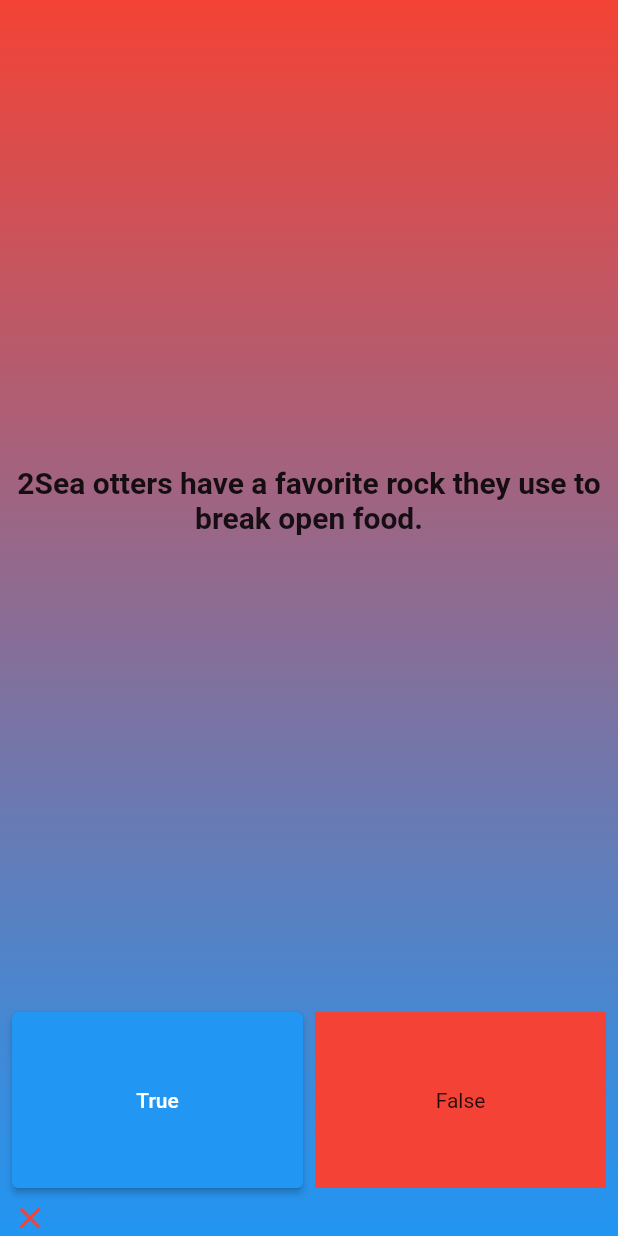
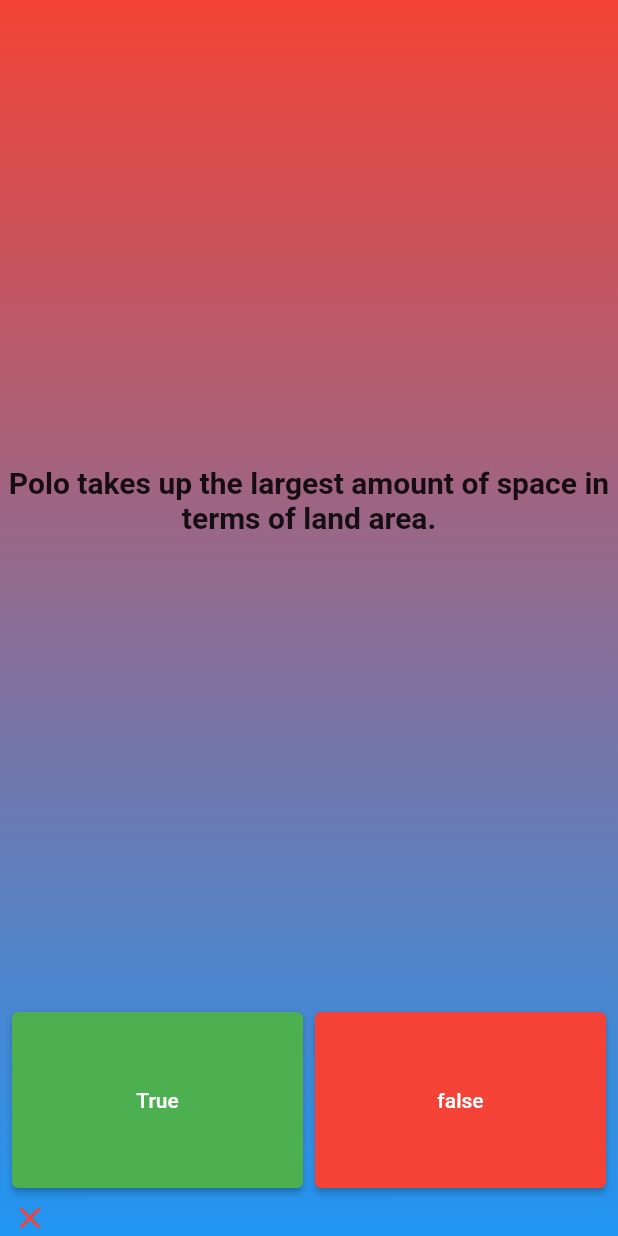
Before and after one commit to Mohammed-Rahma/quize_app, a Flutter app: the screen it shows after launch, after a tap on "True", on a phone screen of 412 x 824 dp. Run offline on Flutter 3.47's test engine with Material 2 defaults, Android fonts, the phone set to English and light mode, and no system bars; our stand-ins replace rflutter_alert.

Commit message:
final_version

```diff
--- a/lib/quiz.dart
+++ b/lib/quiz.dart
@@ -13,6 +13,7 @@ class _QuizState extends State<Quiz> {
   List<Widget> score = [];
   QuizBrain quizBrain = QuizBrain();
   int num = 0;
+  bool isEnable = true;
   Future<void> checkAnswer(bool userAnswer) async {
     bool correctAnswer = quizBrain.getAnswer();
     quizBrain.nextQuestion();
@@ -33,8 +34,9 @@ class _QuizState extends State<Quiz> {
       }
     });
     if (quizBrain.isFinished()) {
+      isEnable = false;
       quizBrain.restart();
-      await Future.delayed(const Duration(milliseconds: 500));
+      await Future.delayed(const Duration(milliseconds: 800));
       Alert(
         context: context,
         type: AlertType.success,
@@ -43,7 +45,10 @@ class _QuizState extends State<Quiz> {
             "Close-ended questions are questions that have predetermined answers",
         buttons: [
           DialogButton(
-            onPressed: () => Navigator.pop(context),
+            onPressed: () {
+              isEnable = true;
+              Navigator.pop(context);
+            },
             width: 120,
             child: const Text(
               "Try Aging",
@@ -57,6 +62,9 @@ class _QuizState extends State<Quiz> {
       });
     }
   }
+
+  final ButtonStyle style =
+      ElevatedButton.styleFrom(textStyle: const TextStyle(color: Colors.green));
 
   @override
   Widget build(BuildContext context) {
@@ -89,42 +97,25 @@ class _QuizState extends State<Quiz> {
                   children: [
                     Expanded(
                         child: ElevatedButton(
-                      onPressed: () {
-                        checkAnswer(true);
-                      },
-                      child: const Center(child: Text('True')),
-                    )),
+                            style: ElevatedButton.styleFrom(
+                              backgroundColor: Colors.green,
+                            ),
+                            onPressed: () {
+                              isEnable ? checkAnswer(true) : null;
+                            },
+                            child: const Center(child: Text('True')))),
                     const SizedBox(
                       width: 8,
                     ),
                     Expanded(
-                      child: InkWell(
-                        onTap: () {
-                          setState(() {
-                            if (quizBrain.getAnswer() == false) {
-                              print('wrong.................');
-                              score.add(const Icon(
-                                Icons.close,
-                                color: Colors.red,
-                              ));
-                            } else {
-                              print('correct................');
-                              score.add(Image.asset(
-                                'assets/images/icons8-select-checkmark-symbol-to-choose-true-answer-24.png',
-                                color: const Color(0xff044b04),
-                              ));
-                            }
-                          });
-                          quizBrain.nextQuestion();
-                        },
-                        child: Container(
-                          decoration: const BoxDecoration(
-                            color: Colors.red,
-                          ),
-                          child: const Center(child: Text('False')),
-                        ),
-                      ),
-                    ),
+                        child: ElevatedButton(
+                            style: ElevatedButton.styleFrom(
+                              backgroundColor: Colors.red,
+                            ),
+                            onPressed: () {
+                              isEnable ? checkAnswer(false) : null;
+                            },
+                            child: const Center(child: Text('false')))),
                   ],
                 ),
               ),
--- a/lib/quiz_brain.dart
+++ b/lib/quiz_brain.dart
@@ -4,9 +4,9 @@ class QuizBrain {
   int num = 0;
   final List<Question> _questions = [
     Question(
-        '1Sea otters have a favorite rock they use to break open food.', false),
-    Question(
-        '2Sea otters have a favorite rock they use to break open food.', true),
+        'Sea otters have a favorite rock they use to break open food.', false),
+    Question('Polo takes up the largest amount of space in terms of land area.',
+        true),
     Question(
         'Prince Eric and Ariel from The Little Mermaid have a daughter named Princess Song.',
         false)
```
